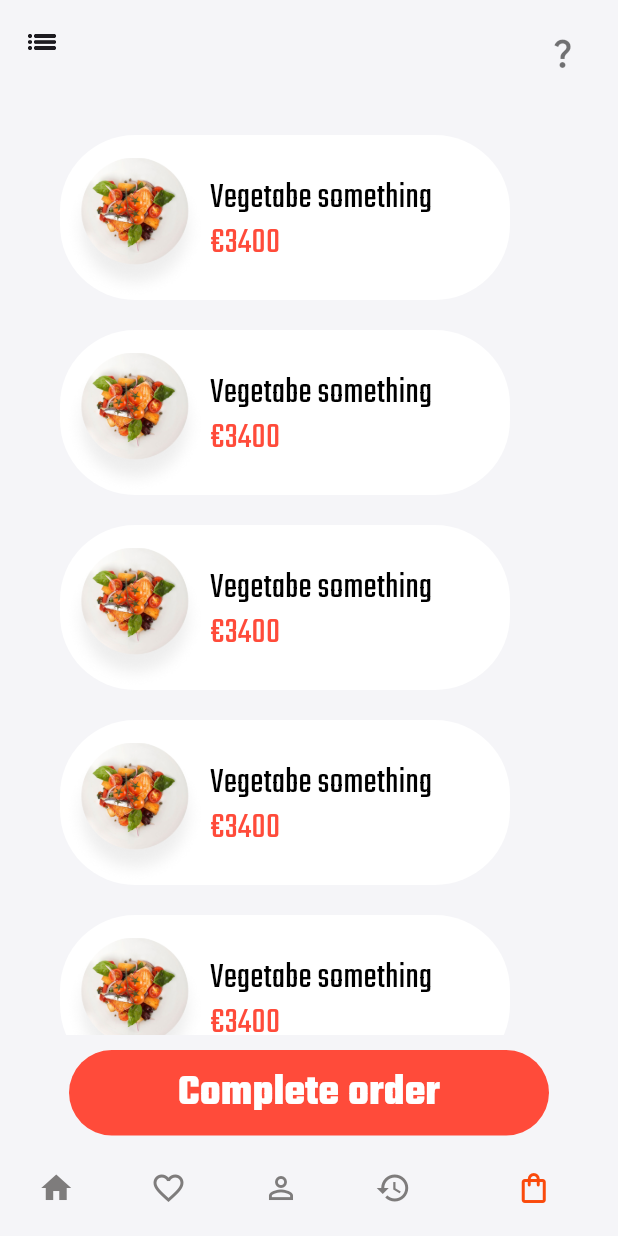
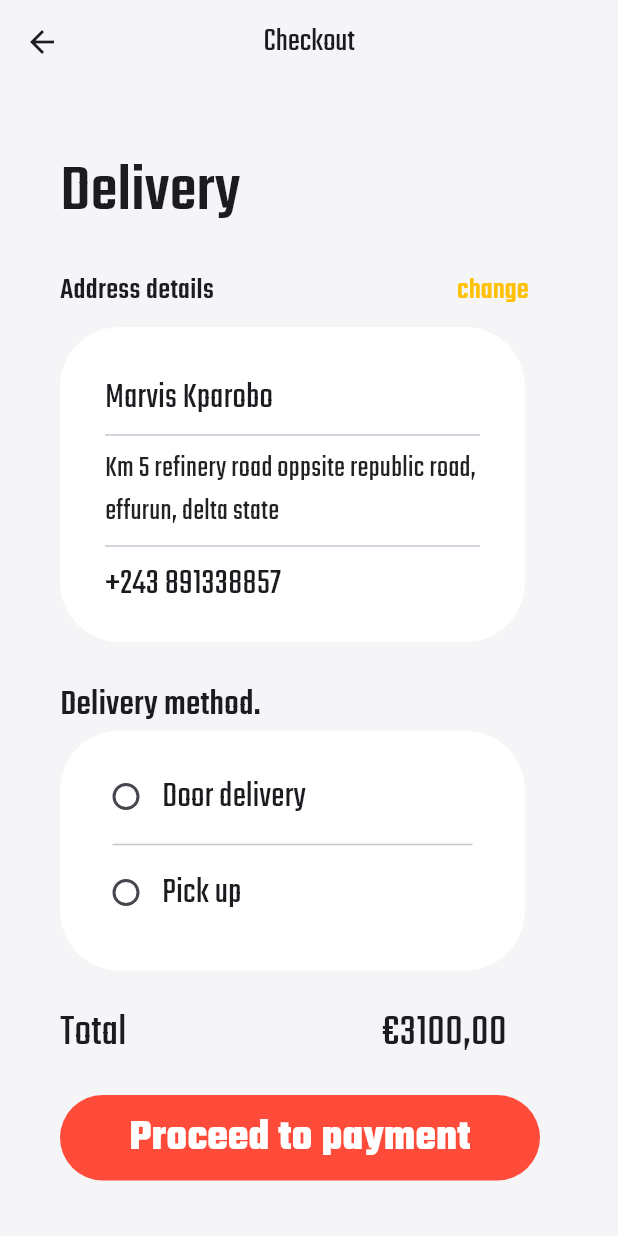
Before and after one commit to taskoft/food_delivery_app, a Flutter app: the MainState screen opened directly, item 5 of the bottom bar chosen, after a tap on "Complete order", on a phone screen of 412 x 824 dp. Run offline on Flutter 3.47's test engine with Material 3 defaults, Android fonts, the phone set to English and light mode, and no system bars; our stand-ins replace flutter_svg.

Commit message:
Deliverypage tasarım bitti

```diff
--- a/lib/pages/cart_page.dart
+++ b/lib/pages/cart_page.dart
@@ -1,4 +1,5 @@
 import 'package:flutter/material.dart';
+import 'package:food_delivery_app/pages/delivery_page.dart';
 import 'package:food_delivery_app/widgets/bottom_text_button.dart';
 import 'package:food_delivery_app/widgets/meal_dissmissible_card.dart';
 
@@ -111,7 +112,14 @@ class _CartPageState extends State<CartPage> {
                 }),
           ),
         ),
-        MyBottomTextButton(text: "Complete order", onPressed: () {})
+        MyBottomTextButton(
+            text: "Complete order",
+            onPressed: () {
+              Navigator.push(
+                  context,
+                  MaterialPageRoute(
+                      builder: (context) => const DeliveryPage()));
+            })
       ],
     );
   }
--- /dev/null
+++ b/lib/pages/delivery_page.dart
@@ -0,0 +1,151 @@
+import 'package:flutter/material.dart';
+import 'package:food_delivery_app/widgets/bottom_text_button.dart';
+
+class DeliveryPage extends StatefulWidget {
+  const DeliveryPage({super.key});
+
+  @override
+  State<DeliveryPage> createState() => _DeliveryPageState();
+}
+
+class _DeliveryPageState extends State<DeliveryPage> {
+  String deliveryMethod = "Door Delivery";
+  @override
+  Widget build(BuildContext context) {
+    return Scaffold(
+      backgroundColor: const Color.fromRGBO(245, 245, 248, 10),
+      appBar: AppBar(backgroundColor: Colors.transparent,
+        title: const Text("Checkout"),
+        centerTitle: true,
+      ),
+      body: Padding(
+        padding: const EdgeInsets.all(40),
+        child: Column(
+          mainAxisAlignment: MainAxisAlignment.start,
+          crossAxisAlignment: CrossAxisAlignment.start,
+          children: [
+            const Text(
+              "Delivery",
+              style: TextStyle(fontWeight: FontWeight.w500, fontSize: 45),
+            ),
+            Padding(
+              padding: const EdgeInsets.only(top: 10),
+              child: Row(
+                children: [
+                  const Text(
+                    "Address details",
+                    style: TextStyle(fontWeight: FontWeight.w500, fontSize: 20),
+                  ),
+                  Padding(
+                    padding: const EdgeInsets.only(left: 150),
+                    child: TextButton(
+                      onPressed: () {},
+                      child: const Text(
+                        "change",
+                        style: TextStyle(color: Colors.amber,fontSize: 20),
+                      ),
+                    ),
+                  ),
+                ],
+              ),
+            ),
+            Container(
+              alignment: Alignment.topLeft,
+              decoration: BoxDecoration(
+                  color: Colors.white, borderRadius: BorderRadius.circular(40)),
+              width: 310,
+              height: 210,
+              child: Padding(
+                padding: const EdgeInsets.all(30.0),
+                child: ListView(
+                  children: const [
+                    Text("Marvis Kparobo", style: TextStyle(fontSize: 24)),
+                    Divider(),
+                    Text(
+                        "Km 5 refinery road oppsite republic road, effurun, delta state",
+                        style: TextStyle(fontSize: 20, color: Colors.black87)),
+                    Divider(),
+                    Text("+243 891338857",
+                        style: TextStyle(
+                            fontSize: 24, fontWeight: FontWeight.w400))
+                  ],
+                ),
+              ),
+            ),
+            const Padding(
+              padding: EdgeInsets.only(top: 25),
+              child: Text(
+                "Delivery method.",
+                style: TextStyle(fontWeight: FontWeight.w500, fontSize: 24),
+              ),
+            ),
+            Container(
+              decoration: BoxDecoration(
+                  color: Colors.white, borderRadius: BorderRadius.circular(40)),
+              width: 310,
+              height: 160,
+              child: Padding(
+                padding: const EdgeInsets.all(20.0),
+                child: Column(children: [
+                  Row(
+                    children: [
+                      Radio(
+                          value: "Door delivery",
+                          groupValue: deliveryMethod,
+                          onChanged: (value) {
+                            setState(() {
+                              deliveryMethod = value!;
+                            });
+                          }),
+                      const Text(
+                        "Door delivery",
+                        style: TextStyle(fontSize: 24),
+                      ),
+                    ],
+                  ),
+                  const Divider(
+                    indent: 15,
+                    endIndent: 15,
+                  ),
+                  Row(
+                    children: [
+                      Radio(
+                          value: "Pick up",
+                          groupValue: deliveryMethod,
+                          onChanged: (value) {
+                            setState(() {
+                              deliveryMethod = value!;
+                            });
+                          }),
+                      const Text(
+                        "Pick up",
+                        style: TextStyle(fontSize: 24),
+                      ),
+                    ],
+                  ),
+                ]),
+              ),
+            ),
+            const Padding(
+              padding: EdgeInsets.only(top: 20),
+              child: Row(children: [
+                Text(
+                  "Total",
+                  style: TextStyle(fontSize: 30),
+                ),
+                Padding(
+                  padding: EdgeInsets.only(left: 170),
+                  child: Text("€3100,00",style: TextStyle(fontSize: 30),textAlign: TextAlign.end,),
+                )
+              ]),
+            ),
+            Padding(
+              padding: const EdgeInsets.only(top:20.0),
+              child: MyBottomTextButton(text: "Proceed to payment", onPressed: () {}),
+            ),
+          ],
+        ),
+      ),
+    );
+  }
+}
```
